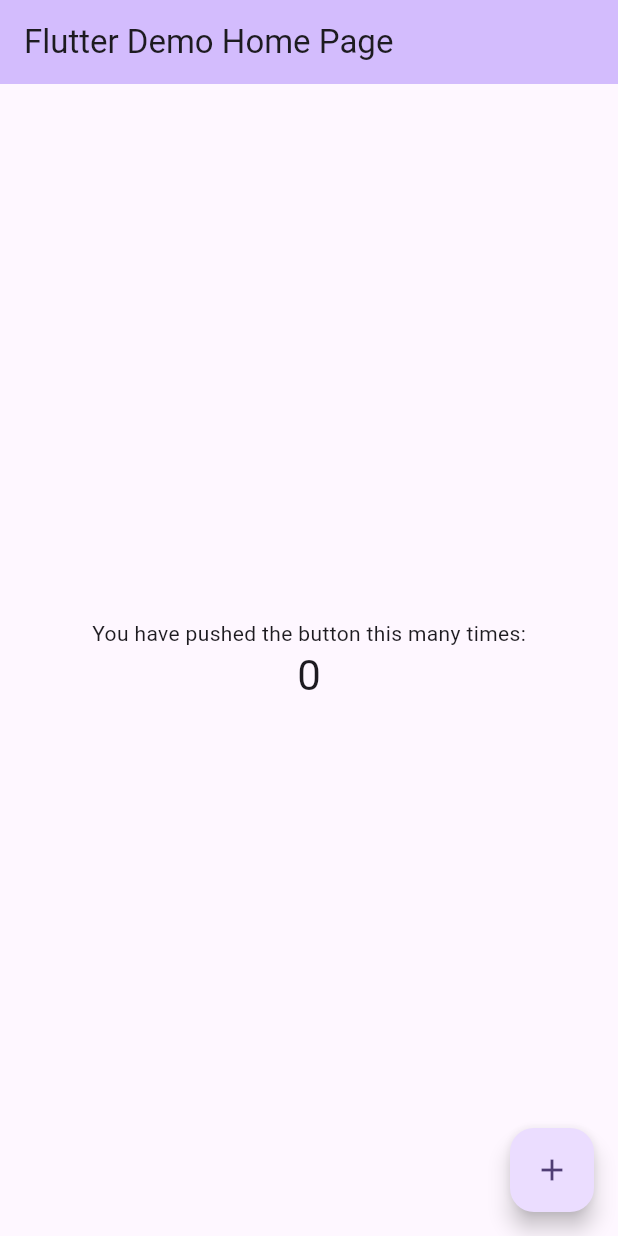
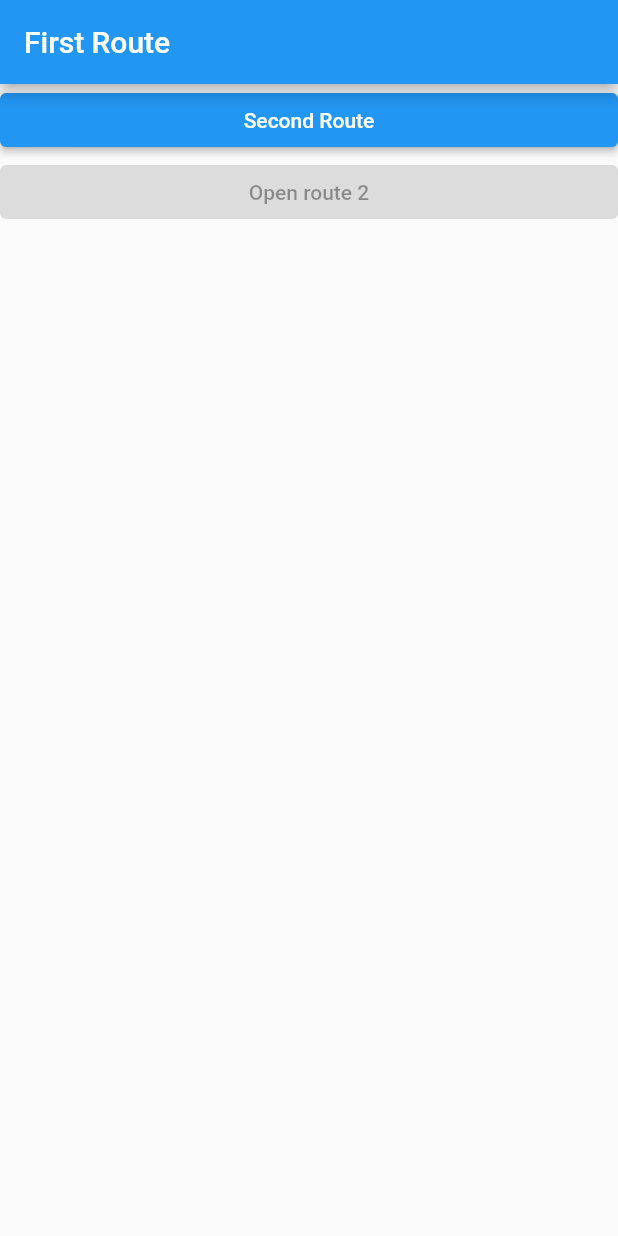
Before and after one commit to earlsab/here, a Flutter app: the screen it shows after launch, on a phone screen of 412 x 824 dp. Run offline on Flutter 3.47's test engine with Material 2 defaults, Android fonts, the phone set to English and light mode, and no system bars; our stand-ins replace firebase_core; accounts and stored records are empty.

Commit message:
added basic routing functionality

```diff
--- a/lib/main.dart
+++ b/lib/main.dart
@@ -1,6 +1,7 @@
 import 'package:flutter/foundation.dart';
 import 'package:flutter/material.dart';
 import 'package:firebase_core/firebase_core.dart';
+import 'package:here/screens/first_route.dart';
 import 'firebase_options.dart';
 
 Future<void> main() async {
@@ -11,125 +12,8 @@ Future<void> main() async {
   if (kDebugMode) {
     print("Firebase initalized successfully!");
   }
-  runApp(const MyApp());
+  runApp(const MaterialApp(
+    title: "Here!",
+    home: FirstRoute(),
+  ));
 }
-
-class MyApp extends StatelessWidget {
-  const MyApp({super.key});
-
-  // This widget is the root of your application.
-  @override
-  Widget build(BuildContext context) {
-    return MaterialApp(
-      title: 'Flutter Demo',
-      theme: ThemeData(
-        // This is the theme of your application.
-        //
-        // TRY THIS: Try running your application with "flutter run". You'll see
-        // the application has a blue toolbar. Then, without quitting the app,
-        // try changing the seedColor in the colorScheme below to Colors.green
-        // and then invoke "hot reload" (save your changes or press the "hot
-        // reload" button in a Flutter-supported IDE, or press "r" if you used
-        // the command line to start the app).
-        //
-        // Notice that the counter didn't reset back to zero; the application
-        // state is not lost during the reload. To reset the state, use hot
-        // restart instead.
-        //
-        // This works for code too, not just values: Most code changes can be
-        // tested with just a hot reload.
-        colorScheme: ColorScheme.fromSeed(seedColor: Colors.deepPurple),
-        useMaterial3: true,
-      ),
-      home: const MyHomePage(title: 'Flutter Demo Home Page'),
-    );
-  }
-}
-
-class MyHomePage extends StatefulWidget {
-  const MyHomePage({super.key, required this.title});
-
-  // This widget is the home page of your application. It is stateful, meaning
-  // that it has a State object (defined below) that contains fields that affect
-  // how it looks.
-
-  // This class is the configuration for the state. It holds the values (in this
-  // case the title) provided by the parent (in this case the App widget) and
-  // used by the build method of the State. Fields in a Widget subclass are
-  // always marked "final".
-
-  final String title;
-
-  @override
-  State<MyHomePage> createState() => _MyHomePageState();
-}
-
-class _MyHomePageState extends State<MyHomePage> {
-  int _counter = 0;
-
-  void _incrementCounter() {
-    setState(() {
-      // This call to setState tells the Flutter framework that something has
-      // changed in this State, which causes it to rerun the build method below
-      // so that the display can reflect the updated values. If we changed
-      // _counter without calling setState(), then the build method would not be
-      // called again, and so nothing would appear to happen.
-      _counter++;
-    });
-  }
-
-  @override
-  Widget build(BuildContext context) {
-    // This method is rerun every time setState is called, for instance as done
-    // by the _incrementCounter method above.
-    //
-    // The Flutter framework has been optimized to make rerunning build methods
-    // fast, so that you can just rebuild anything that needs updating rather
-    // than having to individually change instances of widgets.
-    return Scaffold(
-      appBar: AppBar(
-        // TRY THIS: Try changing the color here to a specific color (to
-        // Colors.amber, perhaps?) and trigger a hot reload to see the AppBar
-        // change color while the other colors stay the same.
-        backgroundColor: Theme.of(context).colorScheme.inversePrimary,
-        // Here we take the value from the MyHomePage object that was created by
-        // the App.build method, and use it to set our appbar title.
-        title: Text(widget.title),
-      ),
-      body: Center(
-        // Center is a layout widget. It takes a single child and positions it
-        // in the middle of the parent.
-        child: Column(
-          // Column is also a layout widget. It takes a list of children and
-          // arranges them vertically. By default, it sizes itself to fit its
-          // children horizontally, and tries to be as tall as its parent.
-          //
-          // Column has various properties to control how it sizes itself and
-          // how it positions its children. Here we use mainAxisAlignment to
-          // center the children vertically; the main axis here is the vertical
-          // axis because Columns are vertical (the cross axis would be
-          // horizontal).
-          //
-          // TRY THIS: Invoke "debug painting" (choose the "Toggle Debug Paint"
-          // action in the IDE, or press "p" in the console), to see the
-          // wireframe for each widget.
-          mainAxisAlignment: MainAxisAlignment.center,
-          children: <Widget>[
-            const Text(
-              'You have pushed the button this many times:',
-            ),
-            Text(
-              '$_counter',
-              style: Theme.of(context).textTheme.headlineMedium,
-            ),
-          ],
-        ),
-      ),
-      floatingActionButton: FloatingActionButton(
-        onPressed: _incrementCounter,
-        tooltip: 'Increment',
-        child: const Icon(Icons.add),
-      ), // This trailing comma makes auto-formatting nicer for build methods.
-    );
-  }
-}
--- /dev/null
+++ b/lib/screens/first_route.dart
@@ -0,0 +1,34 @@
+// https://docs.flutter.dev/cookbook/navigation/navigation-basics
+
+import 'package:flutter/material.dart';
+import 'package:here/screens/second_route.dart';
+
+class FirstRoute extends StatelessWidget {
+  const FirstRoute({super.key});
+
+  @override
+  Widget build(BuildContext context) {
+    return Scaffold(
+      appBar: AppBar(
+        title: const Text('First Route'),
+      ),
+      body: ListView(
+        children: [
+          ElevatedButton(
+            child: const Text('Second Route'),
+            onPressed: () {
+              Navigator.push(
+                context,
+                MaterialPageRoute(builder: (context) => const SecondRoute()),
+              );
+            },
+          ),
+          const ElevatedButton(
+            onPressed: null,
+            child: Text('Open route 2'),
+          )
+        ],
+      ),
+    );
+  }
+}
```
Also changed, not shown: lib/screens/second_route.dart (added, +15 -0 lines).
